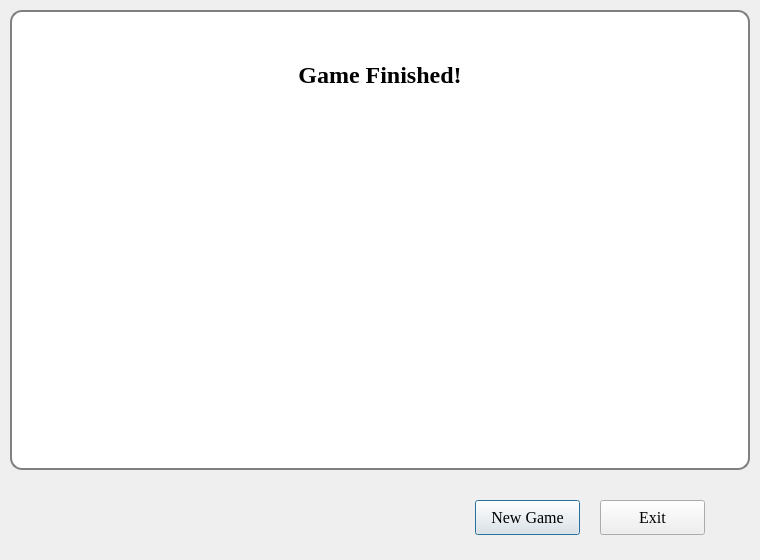
First picture: the form in ui/finish_ui.ui, repository SarvarRahimi/Mensch_Sarvar, before the edit.
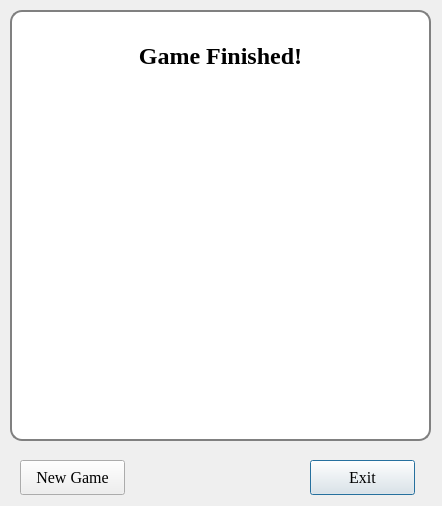
Second picture: the form after the edit.

```diff
--- a/ui/finish_ui.ui
+++ b/ui/finish_ui.ui
@@ -6,8 +6,8 @@
    <rect>
     <x>0</x>
     <y>0</y>
-    <width>760</width>
-    <height>560</height>
+    <width>442</width>
+    <height>506</height>
    </rect>
   </property>
   <property name="windowTitle">
@@ -18,8 +18,8 @@
     <rect>
      <x>10</x>
      <y>10</y>
-     <width>740</width>
-     <height>460</height>
+     <width>421</width>
+     <height>431</height>
     </rect>
    </property>
    <property name="acceptDrops">
@@ -79,8 +79,8 @@
    <widget class="QLabel" name="name_4">
     <property name="geometry">
      <rect>
-      <x>170</x>
-      <y>345</y>
+      <x>10</x>
+      <y>320</y>
       <width>400</width>
       <height>80</height>
      </rect>
@@ -125,8 +125,8 @@
    <widget class="QLabel" name="name_2">
     <property name="geometry">
      <rect>
-      <x>170</x>
-      <y>185</y>
+      <x>10</x>
+      <y>160</y>
       <width>400</width>
       <height>80</height>
      </rect>
@@ -171,8 +171,8 @@
    <widget class="QLabel" name="name_1">
     <property name="geometry">
      <rect>
-      <x>170</x>
-      <y>105</y>
+      <x>10</x>
+      <y>80</y>
       <width>400</width>
       <height>80</height>
      </rect>
@@ -194,8 +194,8 @@
    <widget class="QLabel" name="name_3">
     <property name="geometry">
      <rect>
-      <x>170</x>
-      <y>265</y>
+      <x>10</x>
+      <y>240</y>
       <width>400</width>
       <height>80</height>
      </rect>
@@ -219,8 +219,8 @@
      <rect>
       <x>10</x>
       <y>10</y>
-      <width>720</width>
-      <height>110</height>
+      <width>401</width>
+      <height>71</height>
      </rect>
     </property>
     <property name="font">
@@ -246,8 +246,8 @@
   <widget class="QPushButton" name="new_game_btn">
    <property name="geometry">
     <rect>
-     <x>475</x>
-     <y>500</y>
+     <x>20</x>
+     <y>460</y>
      <width>105</width>
      <height>35</height>
     </rect>
@@ -263,12 +263,15 @@
    <property name="text">
     <string>New Game</string>
    </property>
+   <property name="default">
+    <bool>false</bool>
+   </property>
   </widget>
   <widget class="QPushButton" name="exit_btn">
    <property name="geometry">
     <rect>
-     <x>600</x>
-     <y>500</y>
+     <x>310</x>
+     <y>460</y>
      <width>105</width>
      <height>35</height>
     </rect>
@@ -284,6 +287,9 @@
    <property name="text">
     <string>Exit</string>
    </property>
+   <property name="default">
+    <bool>true</bool>
+   </property>
   </widget>
  </widget>
  <resources/>
```
